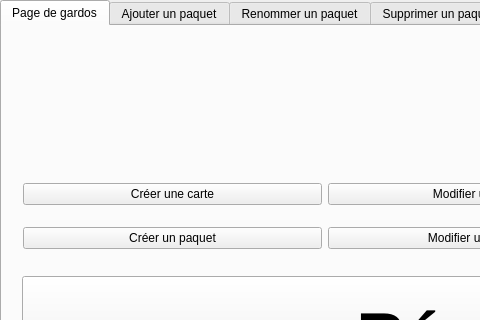
Above: mainwindow.ui from MaximeChone/RepEsp before the change; both pictures show x 0 to 480 and y 0 to 320 of the 960 by 540 pixel window. Below: the same form after it.
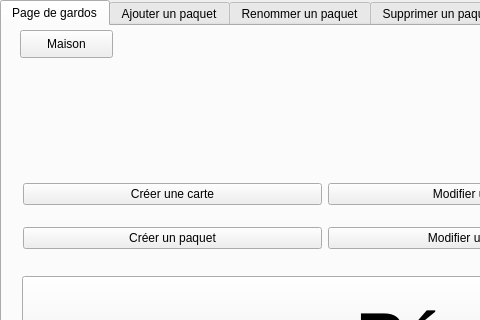
That is the form after the change. The open tabs and pages were chosen to show the change.

Commit message: bouton maison

What changed in the file:
```diff
--- a/mainwindow.ui
+++ b/mainwindow.ui
@@ -548,6 +548,19 @@
      </widget>
     </widget>
    </widget>
+   <widget class="QPushButton" name="bouton_maison">
+    <property name="geometry">
+     <rect>
+      <x>20</x>
+      <y>30</y>
+      <width>93</width>
+      <height>28</height>
+     </rect>
+    </property>
+    <property name="text">
+     <string>Maison</string>
+    </property>
+   </widget>
   </widget>
  </widget>
  <layoutdefault spacing="6" margin="11"/>
```
Left out of the diff: 2 changed lines with no effect on the pictures. The commit also changes 7 other files.
